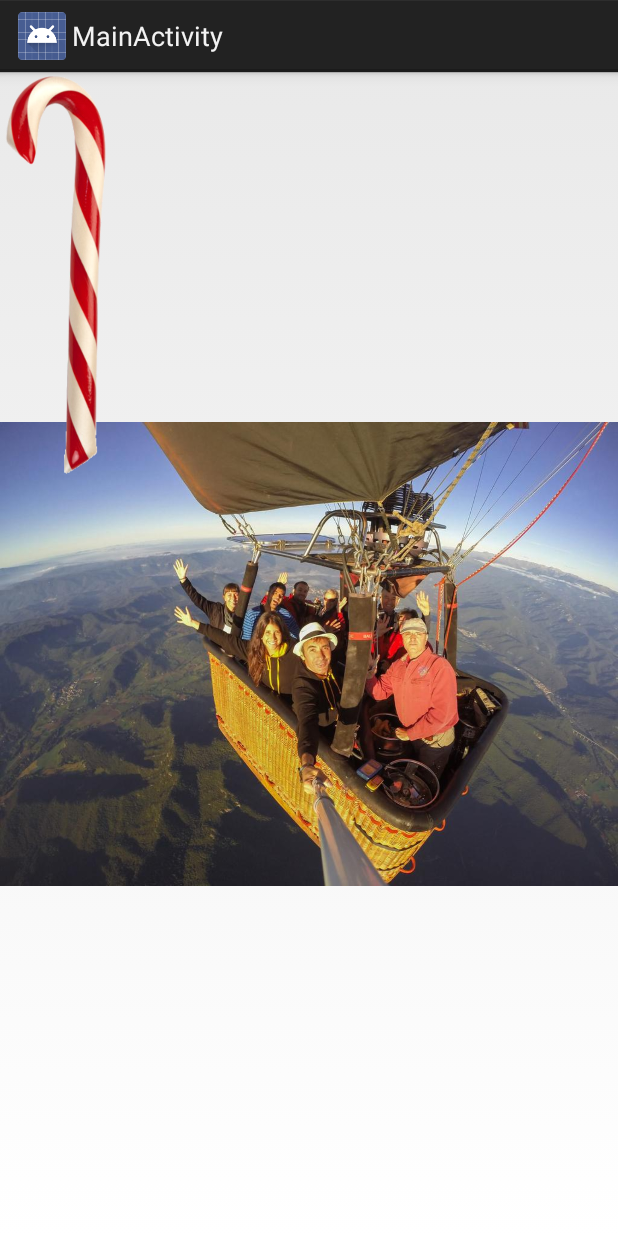
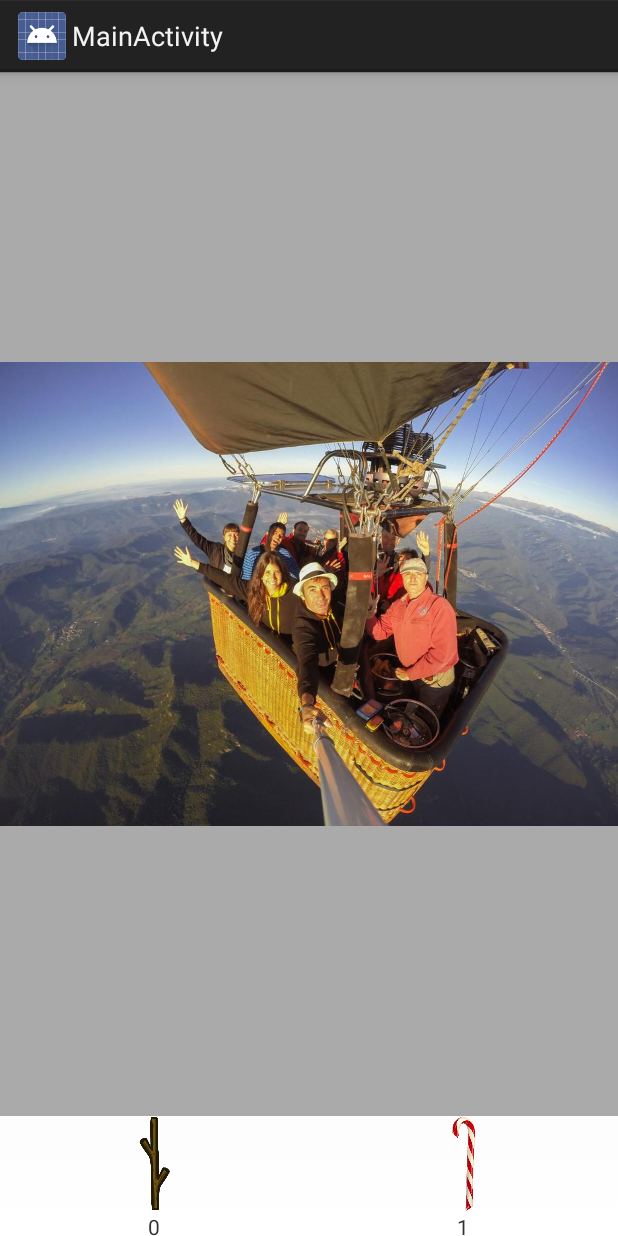
Before and after one commit to iamjalal/SelfieStickr, an Android app: the screen it shows after launch (MainActivity), on a phone screen of 412 x 824 dp. Run offline under Robolectric (Android 15) with nearby library versions, the phone set to English and light mode, and no system bars.

Commit message:
Added sticker view pager under image to switch between stickers

```diff
--- a/app/build.gradle
+++ b/app/build.gradle
@@ -21,4 +21,5 @@ android {
 
 dependencies {
     compile fileTree(include: ['*.jar'], dir: 'libs')
+    compile 'com.android.support:support-v4:21.0.+'
 }
--- /dev/null
+++ b/app/src/main/java/jalal/test/com/selfiestickr/adapter/StickerPagerAdapter.java
@@ -0,0 +1,88 @@
+package jalal.test.com.selfiestickr.adapter;
+
+import android.content.Context;
+import android.support.v4.view.PagerAdapter;
+import android.view.LayoutInflater;
+import android.view.View;
+import android.view.ViewGroup;
+import android.widget.ImageView;
+import android.widget.TextView;
+
+import jalal.test.com.selfiestickr.R;
+import jalal.test.com.selfiestickr.interf.OnStickerPagerItemClickListener;
+
+/**
+ * Created by jalals on 11/21/2014.
+ */
+public class StickerPagerAdapter extends PagerAdapter {
+
+    private static final int NUM_STICKERS = 2;
+    private final Context mContext;
+    private OnStickerPagerItemClickListener mStickerClickLisneter;
+
+    private final int[] mStickers = {
+        R.drawable.sample_stick_1, R.drawable.sample_stick_2,
+        R.drawable.sample_stick_1, R.drawable.sample_stick_2
+    };
+
+    public StickerPagerAdapter(Context context) {
+        mContext = context;
+    }
+
+    public void setOnStickerClickListener(OnStickerPagerItemClickListener listener) {
+        mStickerClickLisneter = listener;
+    }
+
+    @Override
+    public Object instantiateItem(ViewGroup container, final int position) {
+
+        LayoutInflater inflater = LayoutInflater.from(mContext);
+        View view = inflater.inflate(R.layout.item_sticker_pager, null);
+
+        ImageView stickerImage = (ImageView) view.findViewById(R.id.sticker_image);
+        stickerImage.setImageDrawable(mContext.getResources().getDrawable(mStickers[position]));
+
+        TextView stickerName = (TextView) view.findViewById(R.id.sticker_name);
+        stickerName.setText(position+"");
+
+        view.setOnClickListener(new View.OnClickListener() {
+            @Override
+            public void onClick(View v) {
+                mStickerClickLisneter.onStickerPagerItemClick(position);
+            }
+        });
+
+        container.addView(view);
+
+        return view;
+    }
+
+    @Override
+    public int getCount() {
+        return mStickers.length;
+    }
+
+    @Override
+    public boolean isViewFromObject(View view, Object object) {
+        return view == object;
+    }
+
+    @Override
+    public void destroyItem(ViewGroup container, int position, Object object) {
+        container.removeView((View)object);
+    }
+
+    @Override
+    public int getItemPosition (Object object) {
+        return POSITION_NONE;
+    }
+
+    @Override
+    public float getPageWidth(int position) {
+        return 1.0f / NUM_STICKERS;
+    }
+
+    public int[] getStickers() {
+        return mStickers;
+    }
+}
--- a/app/src/main/java/jalal/test/com/selfiestickr/fragment/EditorFragment.java
+++ b/app/src/main/java/jalal/test/com/selfiestickr/fragment/EditorFragment.java
@@ -2,17 +2,23 @@ package jalal.test.com.selfiestickr.fragment;
 
 import android.app.Fragment;
 import android.os.Bundle;
+import android.support.v4.view.ViewPager;
 import android.view.LayoutInflater;
 import android.view.View;
 import android.view.ViewGroup;
 
 import jalal.test.com.selfiestickr.R;
+import jalal.test.com.selfiestickr.adapter.StickerPagerAdapter;
+import jalal.test.com.selfiestickr.interf.OnStickerPagerItemClickListener;
 import jalal.test.com.selfiestickr.view.GestureTransformationView;
 
 /**
  * Fragment in charge of all the image edition and overlay selection
  */
-public class EditorFragment extends Fragment {
+public class EditorFragment extends Fragment implements OnStickerPagerItemClickListener {
+
+    GestureTransformationView mStickerContainer;
+    StickerPagerAdapter mStickerPagerAdapter;
 
     public static EditorFragment newInstance() {
         EditorFragment fragment = new EditorFragment();
@@ -28,8 +34,21 @@ public class EditorFragment extends Fragment {
     public View onCreateView(LayoutInflater inflater, ViewGroup container,
                              Bundle savedInstanceState) {
         View view = inflater.inflate(R.layout.fragment_editor, container, false);
-        GestureTransformationView stickerContainer = (GestureTransformationView)view.findViewById(R.id.stickerContainer);
-        stickerContainer.setStickrDrawable(getResources().getDrawable(R.drawable.sample_stick_2));
+
+        mStickerContainer = (GestureTransformationView)view.findViewById(R.id.stickerContainer);
+
+        mStickerPagerAdapter = new StickerPagerAdapter(getActivity());
+        mStickerPagerAdapter.setOnStickerClickListener(this);
+
+        ViewPager pager = (ViewPager)view.findViewById(R.id.pager);
+        pager.setAdapter(mStickerPagerAdapter);
+
         return  view;
     }
+
+    @Override
+    public void onStickerPagerItemClick(int position) {
+        int stickerId = mStickerPagerAdapter.getStickers()[position];
+        mStickerContainer.setStickrDrawable(getResources().getDrawable(stickerId));
+    }
 }
--- /dev/null
+++ b/app/src/main/java/jalal/test/com/selfiestickr/interf/OnStickerPagerItemClickListener.java
@@ -0,0 +1,8 @@
+package jalal.test.com.selfiestickr.interf;
+
+/**
+ * Created by jalals on 11/21/2014.
+ */
+public interface OnStickerPagerItemClickListener {
+    public void onStickerPagerItemClick(int position);
+}
--- a/app/src/main/java/jalal/test/com/selfiestickr/view/GestureTransformationView.java
+++ b/app/src/main/java/jalal/test/com/selfiestickr/view/GestureTransformationView.java
@@ -74,11 +74,16 @@ public class GestureTransformationView extends View {
     public void setStickrDrawable(Drawable drawable) {
         mDrawable = drawable;
         mDrawable.setBounds(0, 0, mDrawable.getIntrinsicWidth()/2, mDrawable.getIntrinsicHeight()/2);
+        invalidate();
     }
 
     @Override
     public void onDraw(Canvas canvas) {
         super.onDraw(canvas);
+
+        if(mDrawable == null) {
+            return;
+        }
 
         float centerX = mDrawable.getBounds().centerX();
         float centerY = mDrawable.getBounds().centerY();
--- a/app/src/main/res/layout/fragment_editor.xml
+++ b/app/src/main/res/layout/fragment_editor.xml
@@ -1,17 +1,30 @@
-<FrameLayout xmlns:android="http://schemas.android.com/apk/res/android"
+<LinearLayout xmlns:android="http://schemas.android.com/apk/res/android"
     android:layout_width="match_parent"
-    android:layout_height="match_parent">
+    android:layout_height="match_parent"
+    android:orientation="vertical">
+
+    <FrameLayout
+        android:layout_width="match_parent"
+        android:layout_height="0dp"
+        android:layout_weight="1">
 
         <ImageView
             android:id="@+id/image"
             android:layout_width="match_parent"
             android:layout_height="match_parent"
             android:scaleType="fitCenter"
-        android:src="@drawable/sample_image_1"/>
+            android:src="@drawable/sample_image_1"
+            android:background="@android:color/darker_gray"/>
 
         <jalal.test.com.selfiestickr.view.GestureTransformationView
             android:id="@+id/stickerContainer"
             android:layout_width="match_parent"
             android:layout_height="match_parent"/>
+    </FrameLayout>
 
-</FrameLayout>
+    <android.support.v4.view.ViewPager
+        android:id="@+id/pager"
+        android:layout_width="match_parent"
+        android:layout_height="80dp" />
+
+</LinearLayout>
--- /dev/null
+++ b/app/src/main/res/layout/item_sticker_pager.xml
@@ -0,0 +1,24 @@
+<?xml version="1.0" encoding="utf-8"?>
+<LinearLayout xmlns:android="http://schemas.android.com/apk/res/android"
+    android:layout_width="match_parent"
+    android:layout_height="match_parent"
+    android:layout_gravity="center_horizontal"
+    android:orientation="vertical">
+
+    <ImageView
+        android:id="@+id/sticker_image"
+        android:layout_width="match_parent"
+        android:layout_height="0dp"
+        android:layout_weight="4"
+        android:scaleType="fitCenter"/>
+
+    <TextView
+        android:layout_below="@id/sticker_image"
+        android:id="@+id/sticker_name"
+        android:layout_width="match_parent"
+        android:layout_height="0dp"
+        android:layout_weight="1"
+        android:gravity="center"
+        android:singleLine="true"/>
+
+</LinearLayout>
```
Also changed, not shown: app/src/main/java/jalal/test/com/selfiestickr/activity/MainActivity.java (line endings or trailing spaces), 1 other file. Lines whose indentation alone changed are shown as unchanged.
